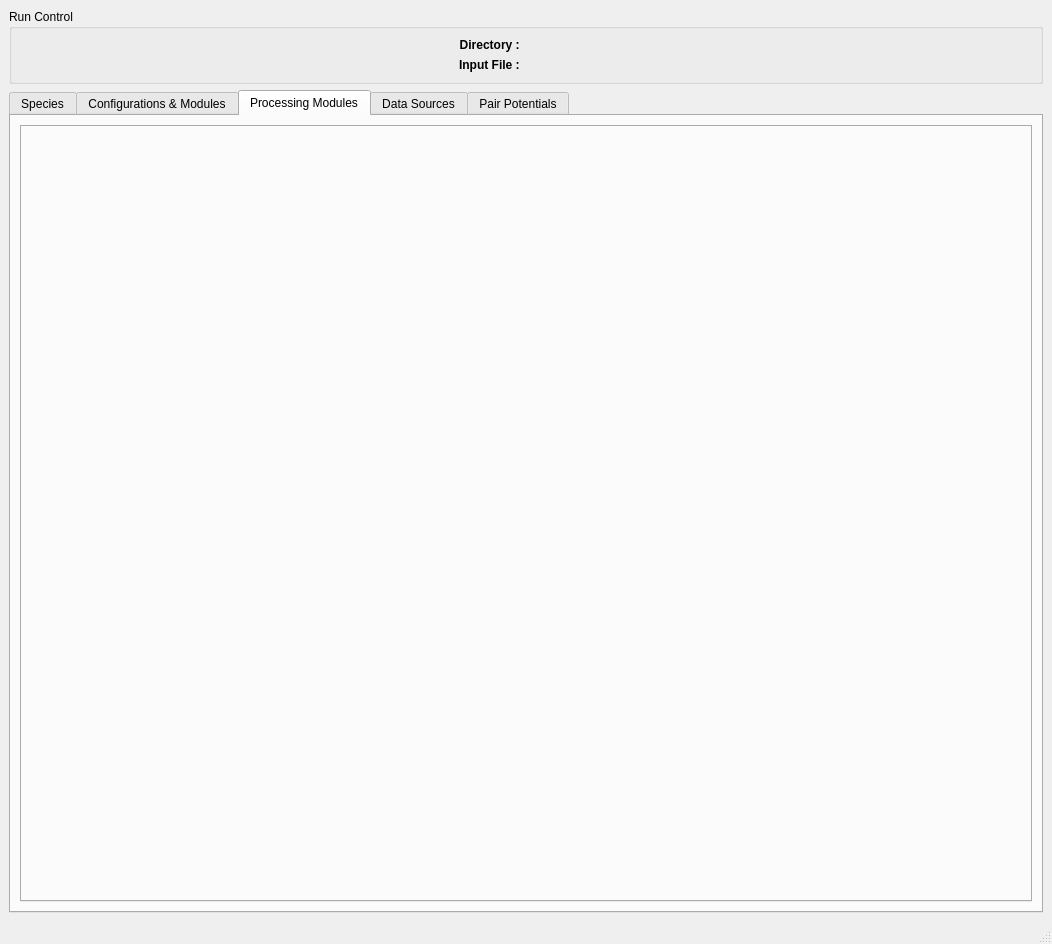
This is src/gui/mainwindow.ui in disorderedmaterials/dissolve as Qt 5 draws it before an edit. The edited form follows.
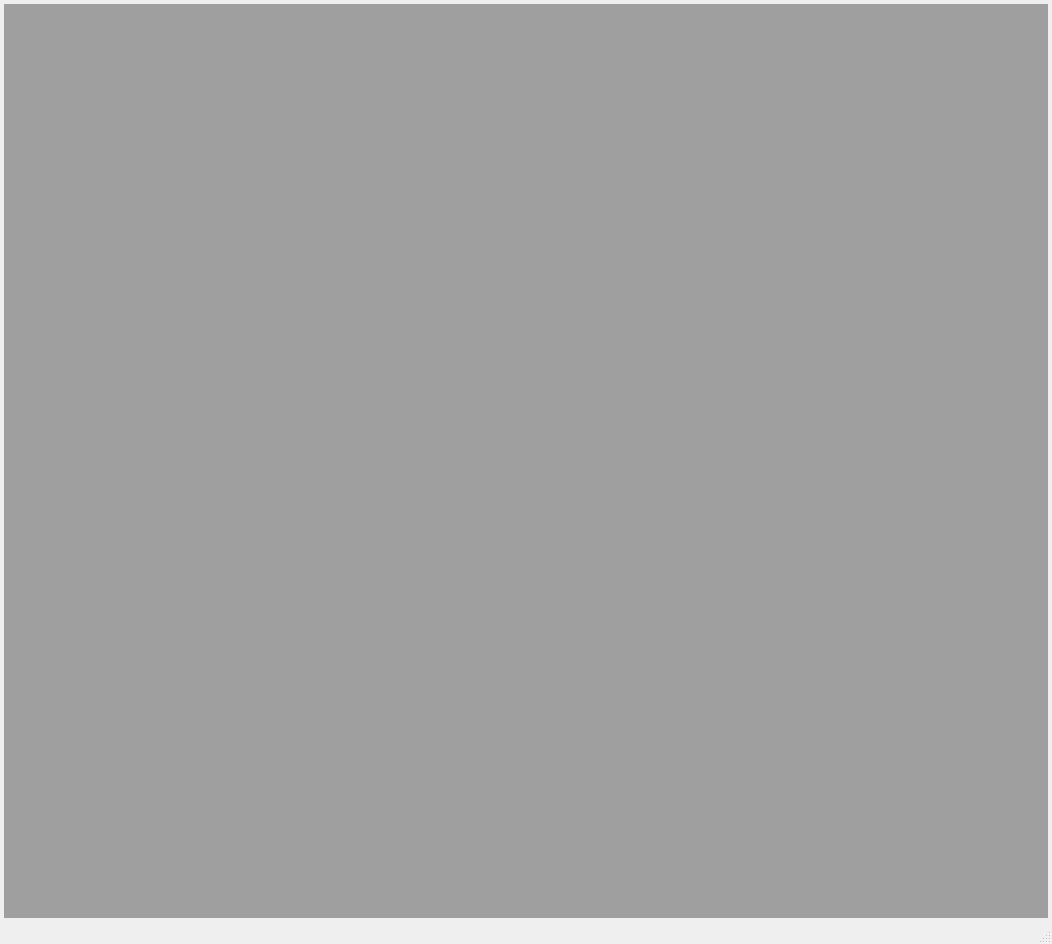
This is the edited form.

The edit to the form file:
```diff
--- a/src/gui/mainwindow.ui
+++ b/src/gui/mainwindow.ui
@@ -15,101 +15,23 @@
   </property>
   <widget class="QWidget" name="centralwidget">
    <layout class="QVBoxLayout" name="verticalLayout_2">
+    <property name="spacing">
+     <number>4</number>
+    </property>
+    <property name="leftMargin">
+     <number>4</number>
+    </property>
+    <property name="topMargin">
+     <number>4</number>
+    </property>
+    <property name="rightMargin">
+     <number>4</number>
+    </property>
+    <property name="bottomMargin">
+     <number>4</number>
+    </property>
     <item>
-     <widget class="QGroupBox" name="groupBox">
-      <property name="title">
-       <string>Run Control</string>
-      </property>
-      <layout class="QVBoxLayout" name="verticalLayout">
-       <item>
-        <layout class="QGridLayout" name="gridLayout">
-         <item row="0" column="0">
-          <widget class="QLabel" name="label">
-           <property name="font">
-            <font>
-             <weight>75</weight>
-             <bold>true</bold>
-            </font>
-           </property>
-           <property name="text">
-            <string>Directory : </string>
-           </property>
-           <property name="alignment">
-            <set>Qt::AlignRight|Qt::AlignTrailing|Qt::AlignVCenter</set>
-           </property>
-          </widget>
-         </item>
-         <item row="0" column="1">
-          <widget class="QLabel" name="RunControl_DirectoryLabel">
-           <property name="text">
-            <string>&lt;none&gt;</string>
-           </property>
-          </widget>
-         </item>
-         <item row="1" column="0">
-          <widget class="QLabel" name="label_2">
-           <property name="font">
-            <font>
-             <weight>75</weight>
-             <bold>true</bold>
-            </font>
-           </property>
-           <property name="text">
-            <string>Input File : </string>
-           </property>
-           <property name="alignment">
-            <set>Qt::AlignRight|Qt::AlignTrailing|Qt::AlignVCenter</set>
-           </property>
-          </widget>
-         </item>
-         <item row="1" column="1">
-          <widget class="QLabel" name="RunControl_InputFileLabel">
-           <property name="text">
-            <string>&lt;none&gt;</string>
-           </property>
-          </widget>
-         </item>
-        </layout>
-       </item>
-      </layout>
-     </widget>
-    </item>
-    <item>
-     <widget class="QTabWidget" name="MainTabs">
-      <property name="currentIndex">
-       <number>2</number>
-      </property>
-      <widget class="QWidget" name="SpeciesTab">
-       <attribute name="title">
-        <string>Species</string>
-       </attribute>
-      </widget>
-      <widget class="QWidget" name="ConfigurationsTab">
-       <attribute name="title">
-        <string>Configurations &amp;&amp; Modules</string>
-       </attribute>
-      </widget>
-      <widget class="QWidget" name="tab_2">
-       <attribute name="title">
-        <string>Processing Modules</string>
-       </attribute>
-       <layout class="QHBoxLayout" name="horizontalLayout">
-        <item>
-         <widget class="QTabWidget" name="ProcessingModulesTab"/>
-        </item>
-       </layout>
-      </widget>
-      <widget class="QWidget" name="DataTab">
-       <attribute name="title">
-        <string>Data Sources</string>
-       </attribute>
-      </widget>
-      <widget class="QWidget" name="PairPotentialsTab">
-       <attribute name="title">
-        <string>Pair Potentials</string>
-       </attribute>
-      </widget>
-     </widget>
+     <widget class="QMdiArea" name="MainArea"/>
     </item>
    </layout>
   </widget>
```
Left out of the diff: 4 changed lines with no effect on the pictures.
